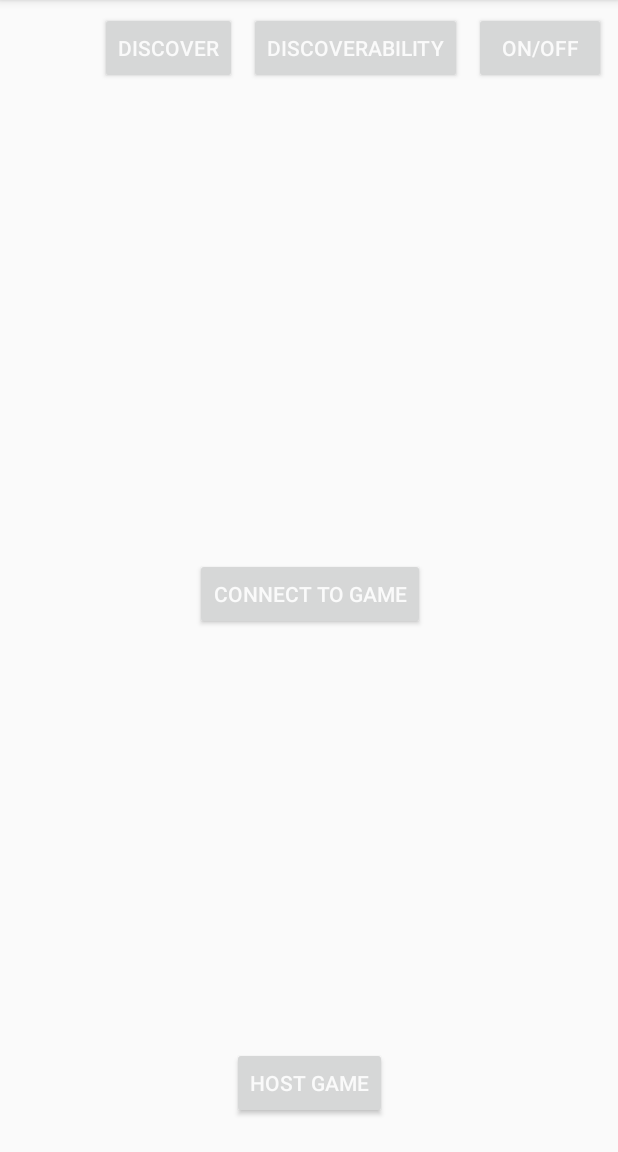
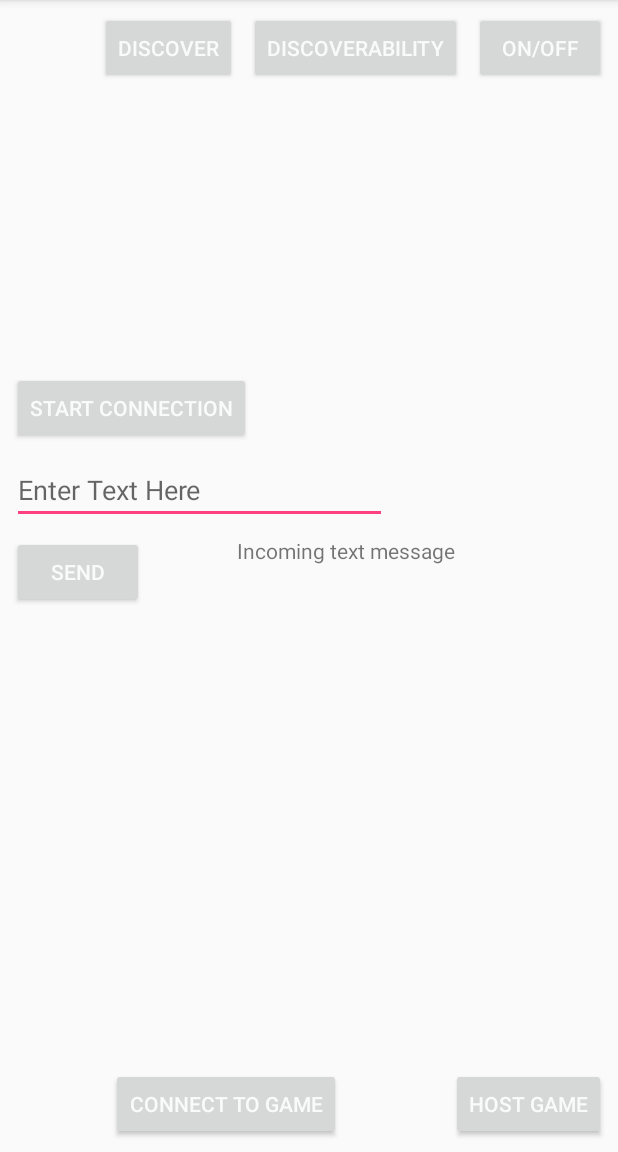
Before and after one commit to DumboJunior/Drink-Drank-Drunk, an Android app: the screen it shows after launch (Games), after a tap on "Games", on a phone screen of 412 x 824 dp, the part 84-1236 px from its top. Run offline under Robolectric (Android 15) with nearby library versions, the phone set to English and light mode, and no system bars; 1 other tap on this screen came first.

Commit message:
Bluetooth communication

```diff
--- a/app/src/main/AndroidManifest.xml
+++ b/app/src/main/AndroidManifest.xml
@@ -9,7 +9,7 @@
 
     <application
         android:allowBackup="true"
-        android:icon="@mipmap/ic_launcher"
+        android:icon="@drawable/beer_frontpage3"
         android:label="@string/app_name"
         android:roundIcon="@mipmap/ic_launcher_round"
         android:supportsRtl="true"
--- a/app/src/main/java/com/exsample/drinkdrankdrunk/Games.java
+++ b/app/src/main/java/com/exsample/drinkdrankdrunk/Games.java
@@ -7,17 +7,23 @@ import android.content.Context;
 import android.content.Intent;
 import android.content.IntentFilter;
 import android.os.Build;
+import android.support.v4.content.LocalBroadcastManager;
 import android.support.v7.app.AppCompatActivity;
 import android.os.Bundle;
 import android.util.Log;
 import android.view.LayoutInflater;
 import android.view.View;
 import android.widget.AdapterView;
+import android.widget.Button;
+import android.widget.EditText;
 import android.widget.ListView;
+import android.widget.TextView;
 import android.widget.Toast;
 
 import java.nio.channels.InterruptedByTimeoutException;
+import java.nio.charset.Charset;
 import java.util.ArrayList;
+import java.util.UUID;
 
 public class Games extends NavigationDrawer implements AdapterView.OnItemClickListener{
     BluetoothAdapter mBluetoothAdapter = BluetoothAdapter.getDefaultAdapter();
@@ -25,7 +31,47 @@ public class Games extends NavigationDrawer implements AdapterView.OnItemClickLi
     public DeviceListAdapter mDeviceListAdapter;
     static final String TAG = "Games";
     ListView lvNewDevices;
+
+    Button btnStartConnection;
+    Button btnSend;
+    EditText etSend;
+
+    TextView incomingMessages;
+    StringBuilder messages;
+
+    BluetoothConnectionService mBluetoothConnection;
+    private static final UUID MY_UUID_INSECURE = UUID.fromString("209b01d8-2497-4a2d-e61d-79ddfca211e8");
+    BluetoothDevice mBTDevice;
     int REQUEST_ENABLE_BT = 100;
+
+    /**
+     * Broadcast Receiver that detects bond state changes (Pairing status changes)
+     */
+    private final BroadcastReceiver mBroadcastReceiver4 = new BroadcastReceiver() {
+        @Override
+        public void onReceive(Context context, Intent intent) {
+            final String action = intent.getAction();
+
+            if(action.equals(BluetoothDevice.ACTION_BOND_STATE_CHANGED)){
+                BluetoothDevice mDevice = intent.getParcelableExtra(BluetoothDevice.EXTRA_DEVICE);
+                //3 cases:
+                //case1: bonded already
+                if (mDevice.getBondState() == BluetoothDevice.BOND_BONDED){
+                    Log.d(TAG, "BroadcastReceiver: BOND_BONDED.");
+                    //inside BroadcastReceiver4
+                    mBTDevice = mDevice;
+                }
+                //case2: creating a bone
+                if (mDevice.getBondState() == BluetoothDevice.BOND_BONDING) {
+                    Log.d(TAG, "BroadcastReceiver: BOND_BONDING.");
+                }
+                //case3: breaking a bond
+                if (mDevice.getBondState() == BluetoothDevice.BOND_NONE) {
+                    Log.d(TAG, "BroadcastReceiver: BOND_NONE.");
+                }
+            }
+        }
+    };
 
     @Override
     protected void onCreate(Bundle savedInstanceState) {
@@ -38,7 +84,62 @@ public class Games extends NavigationDrawer implements AdapterView.OnItemClickLi
         lvNewDevices = (ListView) findViewById(R.id.lvNewDevices);
         mBTDevices = new ArrayList<>();
         lvNewDevices.setOnItemClickListener(Games.this);
+
+        //Broadcasts when bond state changes (ie:pairing)
+        IntentFilter filter = new IntentFilter(BluetoothDevice.ACTION_BOND_STATE_CHANGED);
+        registerReceiver(mBroadcastReceiver4, filter);
+
+        btnStartConnection = (Button) findViewById(R.id.btnStartConnection);
+        btnSend = (Button) findViewById(R.id.btnSend);
+        etSend = (EditText) findViewById(R.id.editText);
+
+        incomingMessages = (TextView) findViewById(R.id.incomingMessage);
+        messages = new StringBuilder();
+
+        LocalBroadcastManager.getInstance(this).registerReceiver(mReceiverMessage,new IntentFilter("incomingMessage"));
+
+        btnStartConnection.setOnClickListener(new View.OnClickListener() {
+            @Override
+            public void onClick(View view) {
+                startConnection();
+            }
+        });
+        btnSend.setOnClickListener(new View.OnClickListener() {
+            @Override
+            public void onClick(View view) {
+                byte[] bytes = etSend.getText().toString().getBytes(Charset.defaultCharset());
+                mBluetoothConnection.write(bytes);
+
+                etSend.setText("");
+            }
+        });
     }
+
+     BroadcastReceiver mReceiverMessage = new BroadcastReceiver() {
+         @Override
+         public void onReceive(Context context, Intent intent) {
+             String text = intent.getStringExtra("theMessage");
+
+             messages.append(text+"\n");
+
+             incomingMessages.setText(messages);
+         }
+     };
+
+    //create method for starting connection
+    //***remember the conncction will fail and app will crash if you haven't paired first
+    public void startConnection(){
+        startBTConnection(mBTDevice,MY_UUID_INSECURE);
+    }
+
+    public void startBTConnection(BluetoothDevice device, UUID uuid){
+        Log.d(TAG,"startBTConnection: Initializing RFCOM Bluetooth Connection.");
+
+        mBluetoothConnection.startClient(device,uuid);
+    }
+
+
+
     // Create a BroadcastReceiver for ACTION_FOUND.
     private BroadcastReceiver mReceiver = new BroadcastReceiver() {
         @Override
@@ -106,8 +207,9 @@ public class Games extends NavigationDrawer implements AdapterView.OnItemClickLi
     @Override
     protected void onDestroy() {
         super.onDestroy();
-
+        unregisterReceiver(mBroadcastReceiver4);
         unregisterReceiver(mReceiver);
+        unregisterReceiver(mReceiverMessage);
     }
 
     public void onItemClick(AdapterView<?> parent, View view, int i, long l) {
@@ -120,6 +222,9 @@ public class Games extends NavigationDrawer implements AdapterView.OnItemClickLi
         //NOTE: Requires API 17+? I think this is JellyBean
         if(Build.VERSION.SDK_INT > Build.VERSION_CODES.KITKAT){
             mBTDevices.get(i).createBond();
+
+            mBTDevice = mBTDevices.get(i);
+            mBluetoothConnection = new BluetoothConnectionService(Games.this);
         }else{
             Toast.makeText(this,"Version er for dårlig",Toast.LENGTH_LONG).show();
         }
--- a/app/src/main/res/layout/activity_games.xml
+++ b/app/src/main/res/layout/activity_games.xml
@@ -10,15 +10,15 @@
         android:id="@+id/connect2Game"
         android:layout_width="wrap_content"
         android:layout_height="wrap_content"
+        android:layout_marginBottom="8dp"
         android:layout_marginEnd="8dp"
+        android:layout_marginRight="8dp"
         android:layout_marginStart="8dp"
-        android:layout_marginTop="372dp"
         android:onClick="changeview_Connect2Game"
         android:text="Connect to game"
-        app:layout_constraintEnd_toEndOf="parent"
-        app:layout_constraintHorizontal_bias="0.502"
-        app:layout_constraintStart_toStartOf="parent"
-        app:layout_constraintTop_toTopOf="parent" />
+        app:layout_constraintBottom_toBottomOf="parent"
+        app:layout_constraintEnd_toStartOf="@+id/hostGame"
+        app:layout_constraintStart_toStartOf="parent" />
 
     <Button
         android:id="@+id/hostGame"
@@ -26,15 +26,10 @@
         android:layout_height="wrap_content"
         android:layout_marginBottom="8dp"
         android:layout_marginEnd="8dp"
-        android:layout_marginStart="8dp"
-        android:layout_marginTop="8dp"
         android:onClick="changeview_HostGame"
         android:text="Host game"
         app:layout_constraintBottom_toBottomOf="parent"
-        app:layout_constraintEnd_toEndOf="parent"
-        app:layout_constraintStart_toStartOf="parent"
-        app:layout_constraintTop_toBottomOf="@+id/connect2Game"
-        app:layout_constraintVertical_bias="0.951" />
+        app:layout_constraintEnd_toEndOf="parent" />
 
     <Button
         android:id="@+id/bluetooth_on_off"
@@ -75,7 +70,7 @@
     <ListView
         android:id="@+id/lvNewDevices"
         android:layout_width="368dp"
-        android:layout_height="300dp"
+        android:layout_height="176dp"
         android:layout_marginEnd="8dp"
         android:layout_marginLeft="8dp"
         android:layout_marginRight="8dp"
@@ -84,4 +79,51 @@
         app:layout_constraintEnd_toEndOf="parent"
         app:layout_constraintStart_toStartOf="parent"
         app:layout_constraintTop_toBottomOf="@+id/bluetooth_discover" />
+
+    <Button
+        android:id="@+id/btnStartConnection"
+        android:layout_width="wrap_content"
+        android:layout_height="wrap_content"
+        android:layout_marginLeft="8dp"
+        android:layout_marginStart="8dp"
+        android:layout_marginTop="8dp"
+        android:text="@string/start_connection"
+        app:layout_constraintStart_toStartOf="parent"
+        app:layout_constraintTop_toBottomOf="@+id/lvNewDevices" />
+
+    <EditText
+        android:id="@+id/editText"
+        android:layout_width="250dp"
+        android:layout_height="wrap_content"
+        android:layout_marginLeft="8dp"
+        android:layout_marginStart="8dp"
+        android:layout_marginTop="8dp"
+        android:hint="Enter Text Here"
+        app:layout_constraintStart_toStartOf="parent"
+        app:layout_constraintTop_toBottomOf="@+id/btnStartConnection" />
+
+    <Button
+        android:id="@+id/btnSend"
+        android:layout_width="wrap_content"
+        android:layout_height="wrap_content"
+        android:layout_marginLeft="8dp"
+        android:layout_marginStart="8dp"
+        android:layout_marginTop="8dp"
+        android:text="@string/send"
+        app:layout_constraintStart_toStartOf="parent"
+        app:layout_constraintTop_toBottomOf="@+id/editText" />
+
+    <TextView
+        android:id="@+id/incomingMessage"
+        android:layout_width="192dp"
+        android:layout_height="43dp"
+        android:layout_marginEnd="8dp"
+        android:layout_marginLeft="8dp"
+        android:layout_marginRight="8dp"
+        android:layout_marginStart="8dp"
+        android:layout_marginTop="8dp"
+        android:text="@string/incoming_text_message"
+        app:layout_constraintEnd_toEndOf="parent"
+        app:layout_constraintStart_toEndOf="@+id/btnSend"
+        app:layout_constraintTop_toBottomOf="@+id/editText" />
 </android.support.constraint.ConstraintLayout>
--- a/app/src/main/res/values/strings.xml
+++ b/app/src/main/res/values/strings.xml
@@ -17,4 +17,7 @@
     <string name="discover">Discover</string>
     <string name="discoverability">Discoverability</string>
     <string name="on_off">ON/OFF</string>
+    <string name="start_connection">Start Connection</string>
+    <string name="send">SEND</string>
+    <string name="incoming_text_message">Incoming text message</string>
 </resources>
```
Also changed, not shown: app/src/main/java/com/exsample/drinkdrankdrunk/BluetoothConnectionService.java (added, +257 -0 lines).
